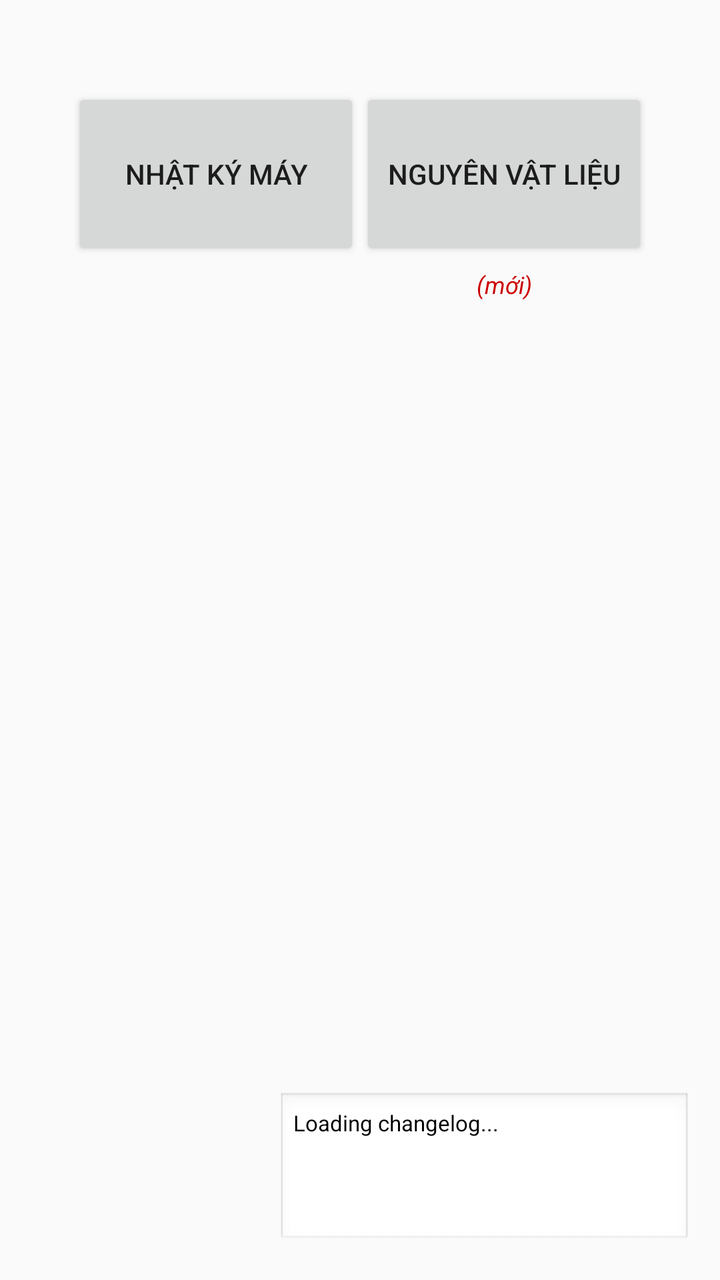
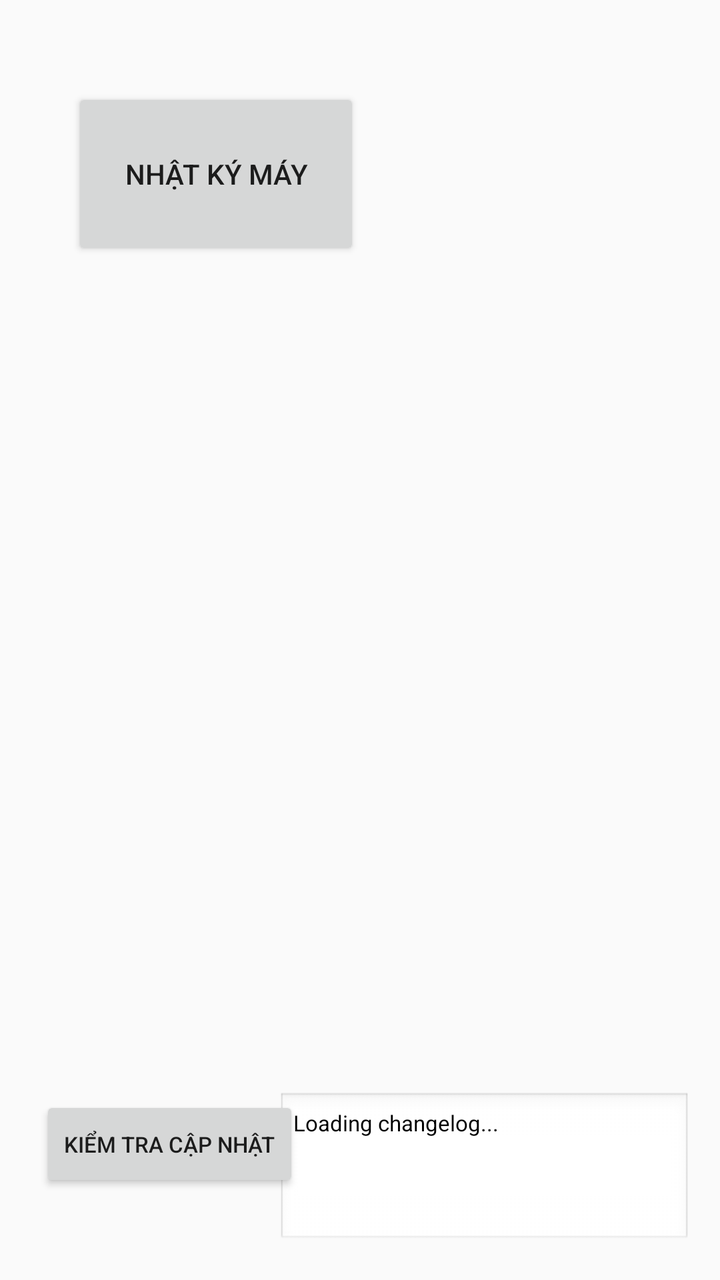

Two renders of the same Android screen: before a commit and after it. Below are the layout's source before the change and the commit's diff.
<!-- AndroidManifest.xml: application theme Theme.AppCompat.Light.DarkActionBar -->
<!-- res/layout/frontpage.xml -->
<?xml version="1.0" encoding="utf-8"?>
<RelativeLayout xmlns:android="http://schemas.android.com/apk/res/android"
    android:layout_width="match_parent"
    android:layout_height="match_parent"
    android:padding="16dp">

    
    <Button
        android:id="@+id/btnAbTesting"
        android:layout_width="48dp"
        android:layout_height="48dp"
        android:background="@android:color/transparent"
        android:text=""
        android:visibility="invisible"
        android:layout_alignParentBottom="true"
        android:layout_alignParentStart="true"
        android:layout_marginStart="8dp"
        android:layout_marginBottom="8dp" />

    
    <TextView
        android:id="@+id/txtVersion"
        android:layout_width="wrap_content"
        android:layout_height="wrap_content"
        android:layout_alignParentBottom="true"
        android:layout_alignParentStart="true"
        android:layout_marginStart="4dp"
        android:layout_marginBottom="4dp"
        android:text=""
        android:textColor="@android:color/darker_gray"
        android:textSize="10sp"
        android:alpha="0.7" />

    
    <Button
        android:id="@+id/btnMachineLog"
        android:layout_width="144dp"
        android:layout_height="86dp"
        android:layout_alignParentTop="true"
        android:layout_alignParentStart="true"
        android:layout_marginStart="20dp"
        android:layout_marginTop="28dp"
        android:text="Nhật ký máy" />

    
    <Button
        android:id="@+id/btnMaterialLog"
        android:layout_width="144dp"
        android:layout_height="86dp"
        android:layout_alignParentTop="true"
        android:layout_alignParentEnd="true"
        android:layout_marginEnd="20dp"
        android:layout_marginTop="28dp"
        android:text="NGUYÊN VẬT LIỆU" />

    
    <TextView
        android:id="@+id/txtMaterialLogBeta"
        android:layout_width="wrap_content"
        android:layout_height="wrap_content"
        android:layout_below="@id/btnMaterialLog"
        android:layout_alignStart="@id/btnMaterialLog"
        android:layout_alignEnd="@id/btnMaterialLog"
        android:layout_marginTop="4dp"
        android:text="(mới)"
        android:textColor="@android:color/holo_red_dark"
        android:textSize="12sp"
        android:textStyle="italic"
        android:gravity="center" />

    <ScrollView
        android:id="@+id/scrollChangeLog"
        android:layout_width="207dp"
        android:layout_height="129dp"
        android:layout_alignParentTop="true"
        android:layout_alignParentEnd="true"
        android:layout_marginTop="530dp"
        android:layout_marginEnd="-2dp"
        android:background="@android:drawable/edit_text"
        android:padding="8dp">

        <TextView
            android:id="@+id/txtChangeLog"
            android:layout_width="match_parent"
            android:layout_height="wrap_content"
            android:text="Loading changelog..."
            android:textColor="@android:color/black"
            android:textSize="11sp" />
    </ScrollView>

    

</RelativeLayout>
<!-- resources referenced by this layout -->
<resources>

</resources>

<!-- the commit's change to res/layout/frontpage.xml (unified diff, before → after) -->
@@ -31,6 +31,17 @@
         android:textSize="10sp"
         android:alpha="0.7" />
 
+    <Button
+        android:id="@+id/btnCheckUpdate"
+        android:layout_width="wrap_content"
+        android:layout_height="48dp"
+        android:layout_alignParentBottom="true"
+        android:layout_alignParentStart="true"
+        android:layout_marginStart="4dp"
+        android:layout_marginBottom="28dp"
+        android:text="Kiểm tra cập nhật"
+        android:textSize="11sp" />
+
     
     <Button
         android:id="@+id/btnMachineLog"
@@ -41,32 +52,6 @@
         android:layout_marginStart="20dp"
         android:layout_marginTop="28dp"
         android:text="Nhật ký máy" />
-
-    
-    <Button
-        android:id="@+id/btnMaterialLog"
-        android:layout_width="144dp"
-        android:layout_height="86dp"
-        android:layout_alignParentTop="true"
-        android:layout_alignParentEnd="true"
-        android:layout_marginEnd="20dp"
-        android:layout_marginTop="28dp"
-        android:text="NGUYÊN VẬT LIỆU" />
-
-    
-    <TextView
-        android:id="@+id/txtMaterialLogBeta"
-        android:layout_width="wrap_content"
-        android:layout_height="wrap_content"
-        android:layout_below="@id/btnMaterialLog"
-        android:layout_alignStart="@id/btnMaterialLog"
-        android:layout_alignEnd="@id/btnMaterialLog"
-        android:layout_marginTop="4dp"
-        android:text="(mới)"
-        android:textColor="@android:color/holo_red_dark"
-        android:textSize="12sp"
-        android:textStyle="italic"
-        android:gravity="center" />
 
     <ScrollView
         android:id="@+id/scrollChangeLog"
